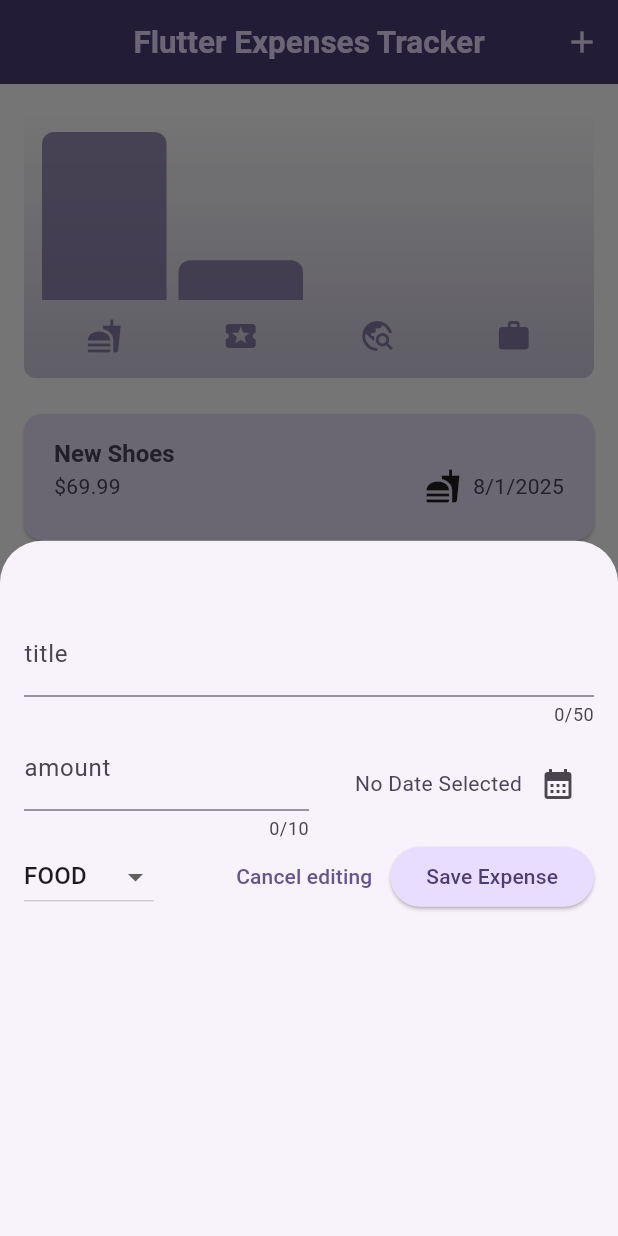
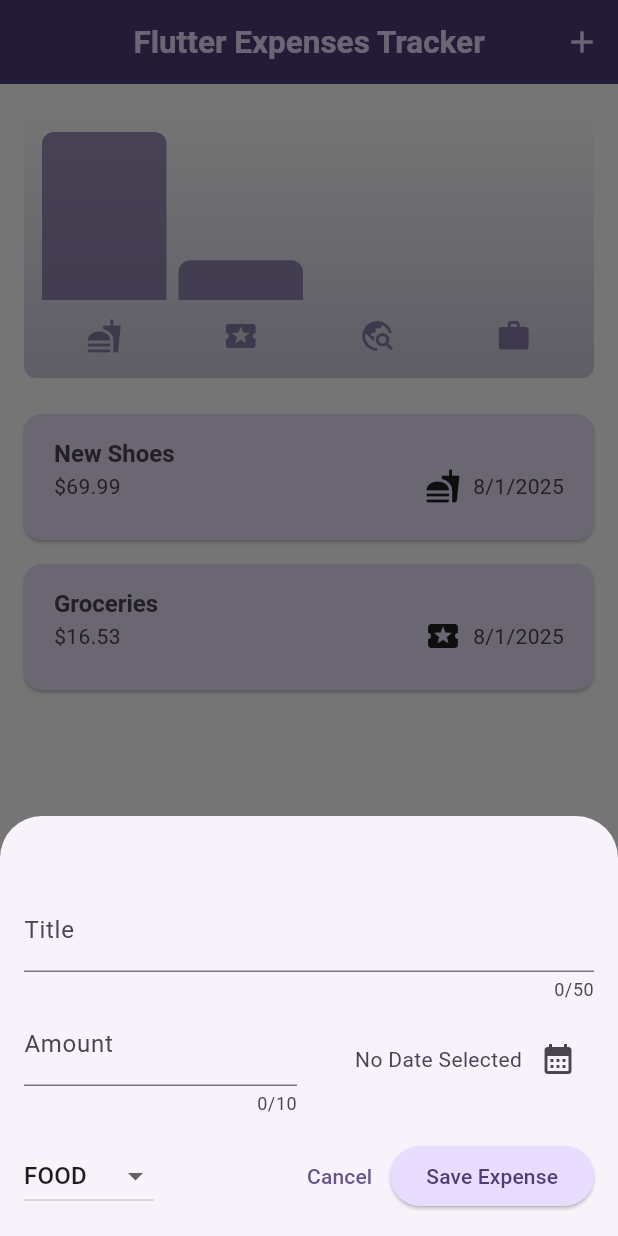
Before and after one commit to mahmoudasal/flutter-expense-tracker, a Flutter app: the screen it shows after launch, after a tap on the "add" icon, on a phone screen of 412 x 824 dp. Run offline on Flutter 3.47's test engine with Material 3 defaults, Android fonts, the phone set to English and light mode, and no system bars.

Commit message:
feat: enhance modal bottom sheet with keyboard adaptation and responsive design
✨ Modal Bottom Sheet Improvements:
- Add useSafeArea support for better device compatibility
- Enable full-height modal with isScrollControlled
- Improve keyboard handling with dynamic padding
- Add responsive layout for tablets and landscape mode

🎨 User Experience Enhancements:
- Keyboard-adaptive form that adjusts to available space
- Different layouts for mobile vs tablet screens (≥600px)
- Platform-specific dialogs (iOS/Android)
- Better form validation and error handling
- Smooth scrolling when content overflows

🔧 Technical Improvements:
- Remove unused variables and improve code quality
- Add comprehensive comments for better maintainability
- Enhance responsive design patterns
- Optimize layout performance

```diff
--- a/lib/expenses.dart
+++ b/lib/expenses.dart
@@ -12,10 +12,12 @@ class Expenses extends StatefulWidget {
 }
 
 class _ExpensesState extends State<Expenses> {
+  // Opens the add expense modal that adapts to keyboard
   _openAddExpenseOverlay() {
     showModalBottomSheet(
       context: context,
-      elevation: 50,
+      isScrollControlled: true, // Allows sheet to take full screen height
+      useSafeArea: true, // Respects safe area boundaries (notches, etc.)
       builder: (ctx) => NewExpense(onAddExpense: _addExpense),
     );
   }
@@ -63,6 +65,8 @@ class _ExpensesState extends State<Expenses> {
 
   @override
   Widget build(BuildContext context) {
+    final width = MediaQuery.of(context).size.width;
+
     Widget mainContent = const Center(
       child: Text("No expenses found. Start adding some!"),
     );
@@ -86,10 +90,18 @@ class _ExpensesState extends State<Expenses> {
           ),
         ],
       ),
-      body: Column(
+      body: width < 600
+          ? Column(
               mainAxisAlignment: MainAxisAlignment.center,
               children: [
                 Chart(expenses: _registeredExpenses),
+                Expanded(child: mainContent),
+              ],
+            )
+          : Row(
+              children: [
+                Expanded(child: Chart(expenses: _registeredExpenses)),
+                const SizedBox(width: 16),
                 Expanded(child: mainContent),
               ],
             ),
--- a/lib/widgets/new_expense.dart
+++ b/lib/widgets/new_expense.dart
@@ -1,3 +1,6 @@
+import 'dart:io';
+
+import 'package:flutter/cupertino.dart';
 import 'package:flutter/material.dart';
 import 'package:intl/intl.dart';
 import 'package:expense_tracker/models/expense.dart';
@@ -38,12 +41,22 @@ class _NewExpenseState extends State<NewExpense> {
     super.dispose();
   }
 
-  void _submitExpenseData() {
-    final enteredAmount = double.tryParse(_amountController.text);
-    final amountIsInvalid = enteredAmount == null || enteredAmount <= 0;
-    if (_titleController.text.trim().isEmpty ||
-        amountIsInvalid ||
-        _selectedDate == null) {
+  void _showDialog() {
+    if (Platform.isIOS || Platform.isMacOS) {
+      showCupertinoDialog(
+        context: context,
+        builder: (context) => AlertDialog(
+          title: Text("Invalid Input"),
+          content: Text("Please ensure all fields are valid."),
+          actions: [
+            TextButton(
+              onPressed: () => Navigator.pop(context),
+              child: Text("Okay"),
+            ),
+          ],
+        ),
+      );
+    } else {
       showDialog(
         context: context,
         builder: (context) => AlertDialog(
@@ -57,6 +70,30 @@ class _NewExpenseState extends State<NewExpense> {
           ],
         ),
       );
+    }
+    showDialog(
+      context: context,
+      builder: (context) => AlertDialog(
+        title: Text("Invalid Input"),
+        content: Text("Please ensure all fields are valid."),
+        actions: [
+          TextButton(
+            onPressed: () => Navigator.pop(context),
+            child: Text("Okay"),
+          ),
+        ],
+      ),
+    );
+  }
+
+  void _submitExpenseData() {
+    final enteredAmount = double.tryParse(_amountController.text);
+    final amountIsInvalid = enteredAmount == null || enteredAmount <= 0;
+    if (_titleController.text.trim().isEmpty ||
+        amountIsInvalid ||
+        _selectedDate == null) {
+      _showDialog();
+
       return;
     }
     widget.onAddExpense(
@@ -73,15 +110,91 @@ class _NewExpenseState extends State<NewExpense> {
 
   @override
   Widget build(BuildContext context) {
-    return Padding(
-      padding: EdgeInsets.fromLTRB(16, 48, 16, 0),
+    final width = MediaQuery.of(context).size.width;
+    final keyboardSpace = MediaQuery.of(context).viewInsets.bottom;
+
+    return SingleChildScrollView(
+      // Allow scrolling when content overflows
+      child: Padding(
+        // Add bottom padding = keyboard height + 16 for spacing
+        padding: EdgeInsets.fromLTRB(16, 48, 16, keyboardSpace + 16),
         child: Column(
           children: [
+            if (width >= 600)
+              Row(
+                crossAxisAlignment: CrossAxisAlignment.start,
+                children: [
+                  Expanded(
+                    child: TextField(
+                      controller: _titleController,
+                      maxLength: 50,
+                      decoration: InputDecoration(label: Text("Title")),
+                    ),
+                  ),
+                  const SizedBox(width: 24),
+                  Expanded(
+                    child: TextField(
+                      controller: _amountController,
+                      maxLength: 10,
+                      keyboardType: TextInputType.number,
+                      decoration: InputDecoration(
+                        prefix: Text("\$ "),
+                        label: Text("Amount"),
+                      ),
+                    ),
+                  ),
+                ],
+              )
+            else
               TextField(
                 controller: _titleController,
                 maxLength: 50,
-            decoration: InputDecoration(label: Text("title")),
+                decoration: InputDecoration(label: Text("Title")),
               ),
+
+            if (width >= 600)
+              Row(
+                children: [
+                  DropdownButton(
+                    value: _selectedCategory,
+                    items: Category.values
+                        .map(
+                          (category) => DropdownMenuItem(
+                            value: category,
+                            child: Text(category.name.toUpperCase()),
+                          ),
+                        )
+                        .toList(),
+                    onChanged: (value) {
+                      if (value == null) {
+                        return;
+                      }
+                      setState(() {
+                        _selectedCategory = value;
+                      });
+                    },
+                  ),
+                  const SizedBox(width: 24),
+                  Expanded(
+                    child: Row(
+                      mainAxisAlignment: MainAxisAlignment.end,
+                      crossAxisAlignment: CrossAxisAlignment.center,
+                      children: [
+                        Text(
+                          _selectedDate == null
+                              ? "No Date Selected"
+                              : formatter.format(_selectedDate!),
+                        ),
+                        IconButton(
+                          onPressed: _presentDatePicker,
+                          icon: Icon(Icons.calendar_month),
+                        ),
+                      ],
+                    ),
+                  ),
+                ],
+              )
+            else
               Row(
                 children: [
                   Expanded(
@@ -91,10 +204,11 @@ class _NewExpenseState extends State<NewExpense> {
                       keyboardType: TextInputType.number,
                       decoration: InputDecoration(
                         prefix: Text("\$ "),
-                    label: Text("amount"),
+                        label: Text("Amount"),
                       ),
                     ),
                   ),
+                  const SizedBox(width: 16),
                   Expanded(
                     child: Row(
                       mainAxisAlignment: MainAxisAlignment.end,
@@ -114,9 +228,28 @@ class _NewExpenseState extends State<NewExpense> {
                   ),
                 ],
               ),
+
+            const SizedBox(height: 16),
+
+            if (width >= 600)
               Row(
                 children: [
-              const SizedBox(height: 16),
+                  const Spacer(),
+                  TextButton(
+                    onPressed: () {
+                      Navigator.of(context).pop();
+                    },
+                    child: Text("Cancel"),
+                  ),
+                  ElevatedButton(
+                    onPressed: _submitExpenseData,
+                    child: Text("Save Expense"),
+                  ),
+                ],
+              )
+            else
+              Row(
+                children: [
                   DropdownButton(
                     value: _selectedCategory,
                     items: Category.values
@@ -136,24 +269,22 @@ class _NewExpenseState extends State<NewExpense> {
                       });
                     },
                   ),
-              Spacer(),
-
+                  const Spacer(),
                   TextButton(
                     onPressed: () {
                       Navigator.of(context).pop();
                     },
-                child: Text("Cancel editing"),
+                    child: Text("Cancel"),
                   ),
                   ElevatedButton(
-                onPressed: () {
-                  _submitExpenseData();
-                },
+                    onPressed: _submitExpenseData,
                     child: Text("Save Expense"),
                   ),
                 ],
               ),
           ],
         ),
+      ),
     );
   }
 }
```
Also changed, not shown: lib/main.dart (+7 -1 lines). Lines whose indentation alone changed are shown as unchanged.
